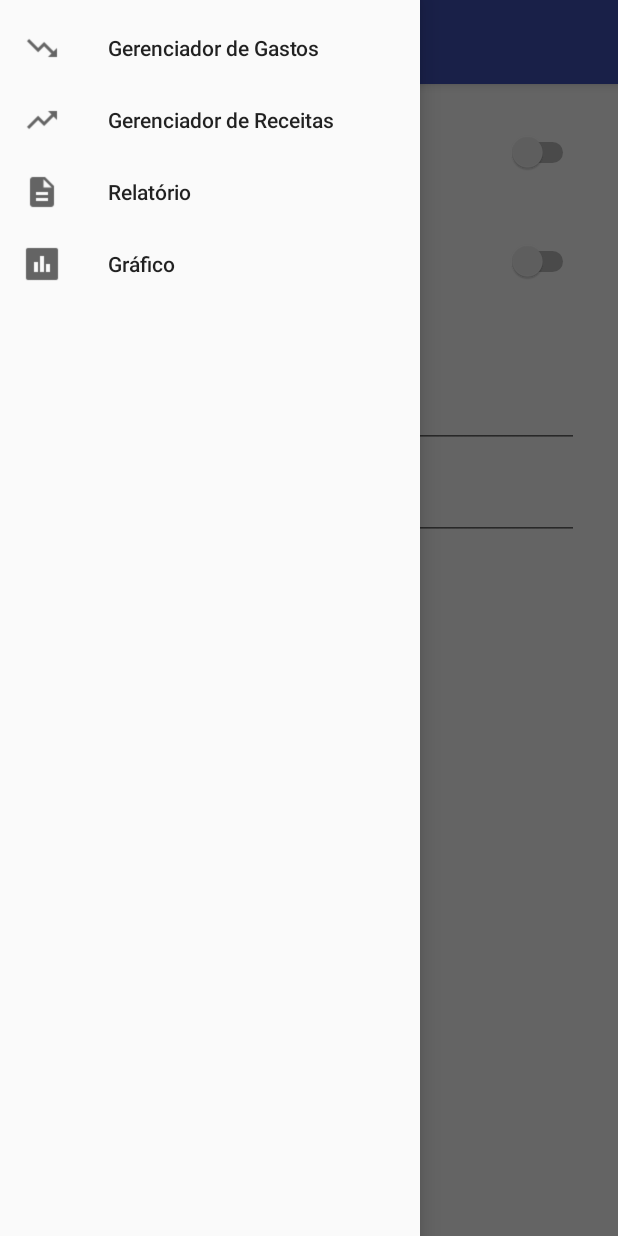
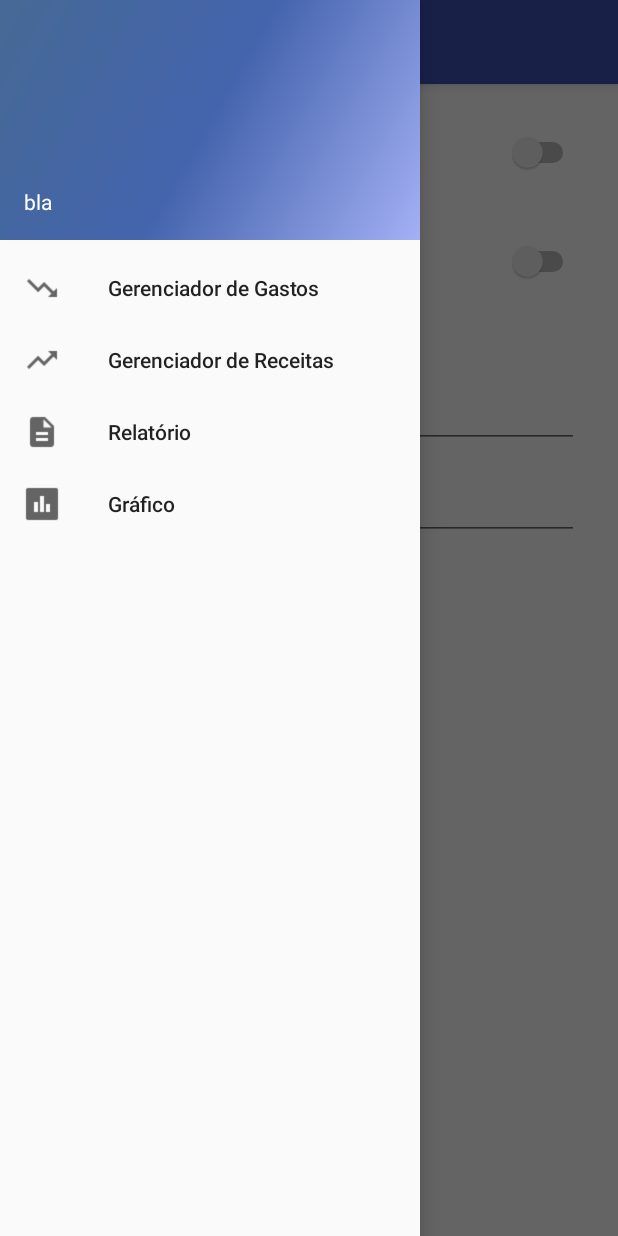
Before and after one commit to cassuci/equipe_rocket, an Android app: the screen it shows after launch (GraficoController), with the side drawer open, on a phone screen of 412 x 824 dp. Run offline under Robolectric (Android 15) with nearby library versions, the phone set to English and light mode, and no system bars.

Commit message:
Adicionado nav header para todos os menus

```diff
--- a/app/src/main/java/com/draft/rckt/equiperocket/Gasto/GastoController.java
+++ b/app/src/main/java/com/draft/rckt/equiperocket/Gasto/GastoController.java
@@ -81,7 +81,7 @@ public class GastoController extends AppCompatActivity
         navigationView.setNavigationItemSelectedListener(this);
         View hView =  navigationView.getHeaderView(0);
         TextView nav_user = (TextView)hView.findViewById(R.id.navHeaderTitle);
-        nav_user.setText("bla");
+        nav_user.setText("bla"); // TODO substituir por user_id
 
 
         prepareGastoData();
--- a/app/src/main/java/com/draft/rckt/equiperocket/Grafico/GraficoController.java
+++ b/app/src/main/java/com/draft/rckt/equiperocket/Grafico/GraficoController.java
@@ -53,6 +53,9 @@ public class GraficoController extends AppCompatActivity
 
         NavigationView navigationView = (NavigationView) findViewById(R.id.nav_view);
         navigationView.setNavigationItemSelectedListener(this);
+        View hView =  navigationView.getHeaderView(0);
+        TextView nav_user = (TextView)hView.findViewById(R.id.navHeaderTitle);
+        nav_user.setText("bla");// TODO substituir por user_id
 
         // get the listview
         expListView = (ExpandableListView) findViewById(R.id.expandableList_grafico_receita_filtro);
--- a/app/src/main/java/com/draft/rckt/equiperocket/Receita/ReceitaController.java
+++ b/app/src/main/java/com/draft/rckt/equiperocket/Receita/ReceitaController.java
@@ -79,6 +79,10 @@ public class ReceitaController extends AppCompatActivity
 
         NavigationView navigationView = (NavigationView) findViewById(R.id.nav_view_receita_id);
         navigationView.setNavigationItemSelectedListener(this);
+        View hView =  navigationView.getHeaderView(0);
+        TextView nav_user = (TextView)hView.findViewById(R.id.navHeaderTitle);
+        nav_user.setText("bla"); //substituir por user_id
+
 
         listView = (ListView) findViewById(R.id.listView_receita_id);
 
--- a/app/src/main/java/com/draft/rckt/equiperocket/Relatorio/RelatorioController.java
+++ b/app/src/main/java/com/draft/rckt/equiperocket/Relatorio/RelatorioController.java
@@ -54,6 +54,9 @@ public class RelatorioController extends AppCompatActivity
 
         NavigationView navigationView = (NavigationView) findViewById(R.id.nav_view);
         navigationView.setNavigationItemSelectedListener(this);
+        View hView =  navigationView.getHeaderView(0);
+        TextView nav_user = (TextView)hView.findViewById(R.id.navHeaderTitle);
+        nav_user.setText("bla");// TODO substituir por user_id
 
         buttonStartDate = (Button) findViewById(R.id.button_start_date);
         buttonEndDate = (Button) findViewById(R.id.button_end_date);
--- a/app/src/main/res/layout/activity_gasto_controller.xml
+++ b/app/src/main/res/layout/activity_gasto_controller.xml
@@ -19,7 +19,7 @@
         android:layout_height="match_parent"
         android:layout_gravity="start"
         android:fitsSystemWindows="true"
-        app:headerLayout="@layout/nav_header_gasto_controller"
+        app:headerLayout="@layout/nav_header"
         app:menu="@menu/main_drawer" />
 
 </android.support.v4.widget.DrawerLayout>
--- a/app/src/main/res/layout/activity_grafico_controller.xml
+++ b/app/src/main/res/layout/activity_grafico_controller.xml
@@ -19,6 +19,7 @@
         android:layout_height="match_parent"
         android:layout_gravity="start"
         android:fitsSystemWindows="true"
+        app:headerLayout="@layout/nav_header"
         app:menu="@menu/main_drawer" />
 
 </android.support.v4.widget.DrawerLayout>
--- a/app/src/main/res/layout/activity_receita_controller.xml
+++ b/app/src/main/res/layout/activity_receita_controller.xml
@@ -19,6 +19,7 @@
         android:layout_height="match_parent"
         android:layout_gravity="start"
         android:fitsSystemWindows="true"
+        app:headerLayout="@layout/nav_header"
         app:menu="@menu/main_drawer" />
 
 </android.support.v4.widget.DrawerLayout>
--- a/app/src/main/res/layout/activity_relatorio_controller.xml
+++ b/app/src/main/res/layout/activity_relatorio_controller.xml
@@ -19,6 +19,7 @@
         android:layout_height="match_parent"
         android:layout_gravity="start"
         android:fitsSystemWindows="true"
+        app:headerLayout="@layout/nav_header"
         app:menu="@menu/main_drawer" />
 
 </android.support.v4.widget.DrawerLayout>
--- a/app/src/main/res/layout/nav_header_gasto_controller.xml
+++ b/app/src/main/res/layout/nav_header.xml
@@ -12,9 +12,9 @@
     android:theme="@style/ThemeOverlay.AppCompat.Dark">
 
     <TextView
+        android:id="@+id/navHeaderTitle"
         android:layout_width="match_parent"
         android:layout_height="wrap_content"
         android:paddingTop="@dimen/nav_header_vertical_spacing"
-        android:id="@+id/navHeaderTitle"
         android:textAppearance="@style/TextAppearance.AppCompat.Body1" />
-</LinearLayout>
+    </LinearLayout>
```
